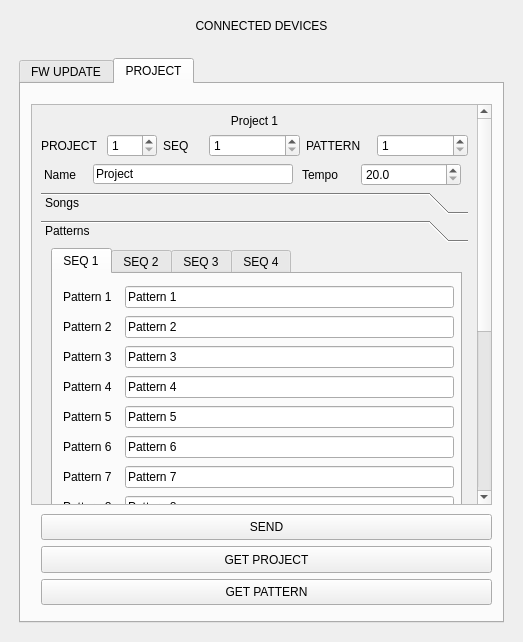
Before: the Qt Designer form mainwindow.ui in OXI-Instruments/OXI-Desktop, drawn with Qt 5.
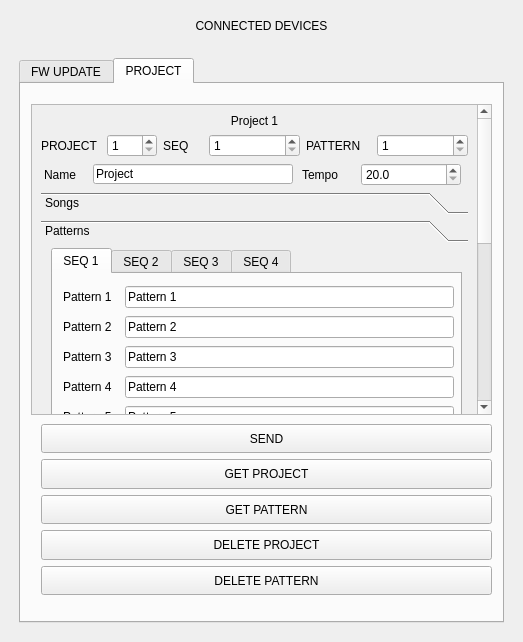
After: the same form once the commit is applied. The open tabs and pages were chosen to show the change.

```diff
--- a/mainwindow.ui
+++ b/mainwindow.ui
@@ -165,7 +165,7 @@
             <x>10</x>
             <y>20</y>
             <width>461</width>
-            <height>401</height>
+            <height>311</height>
            </rect>
           </property>
           <property name="sizePolicy">
@@ -193,7 +193,7 @@
            <property name="geometry">
             <rect>
              <x>0</x>
-             <y>-47</y>
+             <y>0</y>
              <width>445</width>
              <height>706</height>
             </rect>
@@ -450,8 +450,8 @@
                 <rect>
                  <x>0</x>
                  <y>0</y>
-                 <width>427</width>
-                 <height>540</height>
+                 <width>100</width>
+                 <height>30</height>
                 </rect>
                </property>
                <attribute name="label">
@@ -1844,9 +1844,9 @@
           <property name="geometry">
            <rect>
             <x>20</x>
-            <y>430</y>
+            <y>340</y>
             <width>451</width>
-            <height>91</height>
+            <height>171</height>
            </rect>
           </property>
           <layout class="QVBoxLayout" name="verticalLayout_2">
@@ -1889,6 +1889,32 @@
              </property>
             </widget>
            </item>
+           <item>
+            <widget class="QPushButton" name="deleteProjectButton">
+             <property name="sizePolicy">
+              <sizepolicy hsizetype="Minimum" vsizetype="Expanding">
+               <horstretch>0</horstretch>
+               <verstretch>0</verstretch>
+              </sizepolicy>
+             </property>
+             <property name="text">
+              <string>DELETE PROJECT</string>
+             </property>
+            </widget>
+           </item>
+           <item>
+            <widget class="QPushButton" name="deletePatternButton">
+             <property name="sizePolicy">
+              <sizepolicy hsizetype="Minimum" vsizetype="Expanding">
+               <horstretch>0</horstretch>
+               <verstretch>0</verstretch>
+              </sizepolicy>
+             </property>
+             <property name="text">
+              <string>DELETE PATTERN</string>
+             </property>
+            </widget>
+           </item>
           </layout>
          </widget>
         </widget>
```
